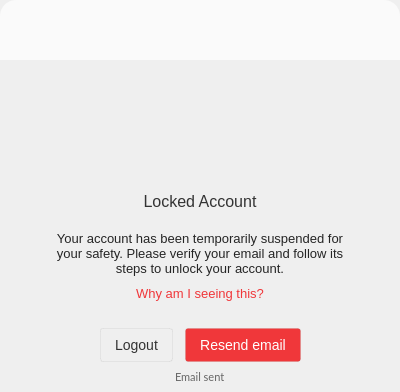
Old version of the form src/MEGASync/gui/macx/GuestWidget.ui in the repository meganz/MEGAsync.
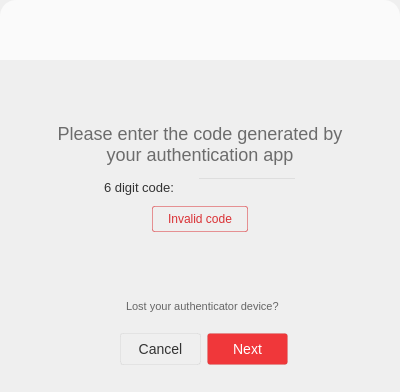
New version of the form. Icons and pictures are not drawn.

Commit message: [Feature] Improve login UX by integrating login 2FA dialog into login widget.

```diff
--- a/src/MEGASync/gui/macx/GuestWidget.ui
+++ b/src/MEGASync/gui/macx/GuestWidget.ui
@@ -41,11 +41,22 @@
  border-top-left-radius: 16px;
  border-top-right-radius: 16px;
 }
-#bMEGA, #bLogoLogging, #bLogoLogin, #bLogoSettingUp
+#bMEGA, #bLogoLogging, #bLogoLogin, #bLogoSettingUp, #bShield
 {
 	border: none;
 }
 
+#lError
+{
+    border: 1px solid rgba(218,49,53,0.5);
+    border-radius: 2px;
+    background-color: rgba(240,55,58,0.1);
+    padding: 6px 12px 6px 12px;
+    font-family: &quot;Lato&quot;;
+    font-size: 12px;
+    color:  #DA3135;
+}
+
 #bCreateAccount, #bForgotPassword
 {
 	border: none;
@@ -58,7 +69,7 @@
 	image: url(://images/tray_preferences_over_ico.png);
 }
 
-#lEmail, #lPassword
+#lEmail, #lPassword, #leCode
 {
      color:rgba(0, 0, 0, 0.4);
 	font-family: &quot;Lato&quot;;
@@ -73,6 +84,13 @@
   color:rgba(51, 51, 51, 0.7);
 }
 
+#lCode
+{
+    color: #333333;
+        font-family: &quot;Lato&quot;;
+        font-size: 13px;
+}
+
 #lDescLogin
 {
   font-family: &quot;Lato&quot;;
@@ -100,6 +118,13 @@
 	font-size: 16px;
 }
 
+#lLostAuthCode
+{
+    color: #666666;
+        font-family: &quot;Lato&quot;;
+        font-size: 11px;
+}
+
 #bLogin::focus, #bCancel::focus, #bLogin::default
 {
 color:white;
@@ -232,7 +257,7 @@
 </string>
      </property>
      <property name="currentIndex">
-      <number>3</number>
+      <number>5</number>
      </property>
      <widget class="QWidget" name="pLogin">
       <property name="minimumSize">
@@ -2016,6 +2041,567 @@
        </item>
       </layout>
      </widget>
+     <widget class="QWidget" name="pLogin2FA">
+      <property name="styleSheet">
+       <string notr="true">background: transparent;
+image: none;</string>
+      </property>
+      <layout class="QVBoxLayout" name="verticalLayout_16">
+       <item>
+        <widget class="QWidget" name="wHeader" native="true">
+         <property name="styleSheet">
+          <string notr="true">background: transparent;</string>
+         </property>
+         <layout class="QHBoxLayout" name="horizontalLayout">
+          <property name="leftMargin">
+           <number>0</number>
+          </property>
+          <property name="topMargin">
+           <number>0</number>
+          </property>
+          <property name="rightMargin">
+           <number>0</number>
+          </property>
+          <property name="bottomMargin">
+           <number>0</number>
+          </property>
+          <item>
+           <spacer name="horizontalSpacer_2">
+            <property name="orientation">
+             <enum>Qt::Horizontal</enum>
+            </property>
+            <property name="sizeHint" stdset="0">
+             <size>
+              <width>179</width>
+              <height>20</height>
+             </size>
+            </property>
+           </spacer>
+          </item>
+          <item>
+           <widget class="QPushButton" name="bShield">
+            <property name="minimumSize">
+             <size>
+              <width>48</width>
+              <height>48</height>
+             </size>
+            </property>
+            <property name="maximumSize">
+             <size>
+              <width>48</width>
+              <height>48</height>
+             </size>
+            </property>
+            <property name="focusPolicy">
+             <enum>Qt::NoFocus</enum>
+            </property>
+            <property name="text">
+             <string/>
+            </property>
+            <property name="icon">
+             <iconset>
+              <normalon>:/images/shield.png</normalon>
+             </iconset>
+            </property>
+            <property name="iconSize">
+             <size>
+              <width>48</width>
+              <height>48</height>
+             </size>
+            </property>
+           </widget>
+          </item>
+          <item>
+           <spacer name="horizontalSpacer_3">
+            <property name="orientation">
+             <enum>Qt::Horizontal</enum>
+            </property>
+            <property name="sizeHint" stdset="0">
+             <size>
+              <width>179</width>
+              <height>20</height>
+             </size>
+            </property>
+           </spacer>
+          </item>
+         </layout>
+        </widget>
+       </item>
+       <item>
+        <widget class="QWidget" name="wDesc" native="true">
+         <layout class="QHBoxLayout" name="horizontalLayout_3">
+          <property name="spacing">
+           <number>0</number>
+          </property>
+          <property name="leftMargin">
+           <number>30</number>
+          </property>
+          <property name="topMargin">
+           <number>0</number>
+          </property>
+          <property name="rightMargin">
+           <number>30</number>
+          </property>
+          <property name="bottomMargin">
+           <number>0</number>
+          </property>
+          <item>
+           <widget class="QLabel" name="lDesc">
+            <property name="text">
+             <string>Please enter the code generated by your authentication app</string>
+            </property>
+            <property name="alignment">
+             <set>Qt::AlignCenter</set>
+            </property>
+            <property name="wordWrap">
+             <bool>true</bool>
+            </property>
+           </widget>
+          </item>
+         </layout>
+        </widget>
+       </item>
+       <item>
+        <widget class="QWidget" name="w2FACode" native="true">
+         <layout class="QVBoxLayout" name="verticalLayout">
+          <property name="spacing">
+           <number>9</number>
+          </property>
+          <property name="leftMargin">
+           <number>0</number>
+          </property>
+          <property name="topMargin">
+           <number>4</number>
+          </property>
+          <property name="rightMargin">
+           <number>0</number>
+          </property>
+          <property name="bottomMargin">
+           <number>3</number>
+          </property>
+          <item>
+           <widget class="QWidget" name="wCode" native="true">
+            <property name="minimumSize">
+             <size>
+              <width>0</width>
+              <height>22</height>
+             </size>
+            </property>
+            <property name="maximumSize">
+             <size>
+              <width>16777215</width>
+              <height>22</height>
+             </size>
+            </property>
+            <layout class="QHBoxLayout" name="horizontalLayout_4">
+             <property name="spacing">
+              <number>23</number>
+             </property>
+             <property name="leftMargin">
+              <number>0</number>
+             </property>
+             <property name="topMargin">
+              <number>2</number>
+             </property>
+             <property name="rightMargin">
+              <number>0</number>
+             </property>
+             <property name="bottomMargin">
+              <number>0</number>
+             </property>
+             <item>
+              <spacer name="horizontalSpacer_6">
+               <property name="orientation">
+                <enum>Qt::Horizontal</enum>
+               </property>
+               <property name="sizeHint" stdset="0">
+                <size>
+                 <width>13</width>
+                 <height>20</height>
+                </size>
+               </property>
+              </spacer>
+             </item>
+             <item>
+              <widget class="QLabel" name="lCode">
+               <property name="sizePolicy">
+                <sizepolicy hsizetype="Fixed" vsizetype="Preferred">
+                 <horstretch>0</horstretch>
+                 <verstretch>0</verstretch>
+                </sizepolicy>
+               </property>
+               <property name="minimumSize">
+                <size>
+                 <width>0</width>
+                 <height>20</height>
+                </size>
+               </property>
+               <property name="maximumSize">
+                <size>
+                 <width>16777215</width>
+                 <height>20</height>
+                </size>
+               </property>
+               <property name="text">
+                <string>6 digit code:</string>
+               </property>
+               <property name="alignment">
+                <set>Qt::AlignLeading|Qt::AlignLeft|Qt::AlignVCenter</set>
+               </property>
+              </widget>
+             </item>
+             <item>
+              <widget class="QLineEdit" name="leCode">
+               <property name="minimumSize">
+                <size>
+                 <width>100</width>
+                 <height>20</height>
+                </size>
+               </property>
+               <property name="maximumSize">
+                <size>
+                 <width>100</width>
+                 <height>20</height>
+                </size>
+               </property>
+              </widget>
+             </item>
+             <item>
+              <spacer name="horizontalSpacer_7">
+               <property name="orientation">
+                <enum>Qt::Horizontal</enum>
+               </property>
+               <property name="sizeHint" stdset="0">
+                <size>
+                 <width>13</width>
+                 <height>20</height>
+                </size>
+               </property>
+              </spacer>
+             </item>
+            </layout>
+           </widget>
+          </item>
+          <item>
+           <widget class="QWidget" name="wError" native="true">
+            <property name="minimumSize">
+             <size>
+              <width>0</width>
+              <height>26</height>
+             </size>
+            </property>
+            <property name="maximumSize">
+             <size>
+              <width>16777215</width>
+              <height>26</height>
+             </size>
+            </property>
+            <layout class="QHBoxLayout" name="horizontalLayout_5">
+             <property name="spacing">
+              <number>0</number>
+             </property>
+             <property name="leftMargin">
+              <number>0</number>
+             </property>
+             <property name="topMargin">
+              <number>0</number>
+             </property>
+             <property name="rightMargin">
+              <number>0</number>
+             </property>
+             <property name="bottomMargin">
+              <number>0</number>
+             </property>
+             <item>
+              <spacer name="horizontalSpacer_4">
+               <property name="orientation">
+                <enum>Qt::Horizontal</enum>
+               </property>
+               <property name="sizeHint" stdset="0">
+                <size>
+                 <width>158</width>
+                 <height>20</height>
+                </size>
+               </property>
+              </spacer>
+             </item>
+             <item>
+              <widget class="QLabel" name="lError">
+               <property name="minimumSize">
+                <size>
+                 <width>0</width>
+                 <height>26</height>
+                </size>
+               </property>
+               <property name="maximumSize">
+                <size>
+                 <width>16777215</width>
+                 <height>26</height>
+                </size>
+               </property>
+               <property name="text">
+                <string>Invalid code</string>
+               </property>
+              </widget>
+             </item>
+             <item>
+              <spacer name="horizontalSpacer_5">
+               <property name="orientation">
+                <enum>Qt::Horizontal</enum>
+               </property>
+               <property name="sizeHint" stdset="0">
+                <size>
+                 <width>158</width>
+                 <height>20</height>
+                </size>
+               </property>
+              </spacer>
+             </item>
+            </layout>
+           </widget>
+          </item>
+         </layout>
+        </widget>
+       </item>
+       <item>
+        <spacer name="verticalSpacer_3">
+         <property name="orientation">
+          <enum>Qt::Vertical</enum>
+         </property>
+         <property name="sizeHint" stdset="0">
+          <size>
+           <width>20</width>
+           <height>40</height>
+          </size>
+         </property>
+        </spacer>
+       </item>
+       <item>
+        <layout class="QHBoxLayout" name="horizontalLayout_13">
+         <item>
+          <spacer name="horizontalSpacer_21">
+           <property name="orientation">
+            <enum>Qt::Horizontal</enum>
+           </property>
+           <property name="sizeHint" stdset="0">
+            <size>
+             <width>40</width>
+             <height>20</height>
+            </size>
+           </property>
+          </spacer>
+         </item>
+         <item>
+          <widget class="QPushButton" name="wHelp">
+           <property name="minimumSize">
+            <size>
+             <width>0</width>
+             <height>0</height>
+            </size>
+           </property>
+           <property name="maximumSize">
+            <size>
+             <width>16777215</width>
+             <height>16777215</height>
+            </size>
+           </property>
+           <property name="styleSheet">
+            <string notr="true">border: none;
+   </string>
+           </property>
+           <property name="text">
+            <string notr="true"/>
+           </property>
+           <property name="icon">
+            <iconset resource="../Resources_linux.qrc">
+             <normaloff>:/images/help_ico.png</normaloff>:/images/help_ico.png</iconset>
+           </property>
+           <property name="iconSize">
+            <size>
+             <width>24</width>
+             <height>24</height>
+            </size>
+           </property>
+          </widget>
+         </item>
+         <item>
+          <widget class="QLabel" name="lLostAuthCode">
+           <property name="sizePolicy">
+            <sizepolicy hsizetype="Fixed" vsizetype="Maximum">
+             <horstretch>0</horstretch>
+             <verstretch>0</verstretch>
+            </sizepolicy>
+           </property>
+           <property name="minimumSize">
+            <size>
+             <width>187</width>
+             <height>0</height>
+            </size>
+           </property>
+           <property name="cursor">
+            <cursorShape>PointingHandCursor</cursorShape>
+           </property>
+           <property name="text">
+            <string>Lost your authenticator device?</string>
+           </property>
+           <property name="textFormat">
+            <enum>Qt::RichText</enum>
+           </property>
+           <property name="alignment">
+            <set>Qt::AlignLeading|Qt::AlignLeft|Qt::AlignVCenter</set>
+           </property>
+           <property name="wordWrap">
+            <bool>true</bool>
+           </property>
+           <property name="openExternalLinks">
+            <bool>true</bool>
+           </property>
+           <property name="textInteractionFlags">
+            <set>Qt::TextBrowserInteraction</set>
+           </property>
+          </widget>
+         </item>
+         <item>
+          <spacer name="horizontalSpacer_16">
+           <property name="orientation">
+            <enum>Qt::Horizontal</enum>
+           </property>
+           <property name="sizeHint" stdset="0">
+            <size>
+             <width>40</width>
+             <height>20</height>
+            </size>
+           </property>
+          </spacer>
+         </item>
+        </layout>
+       </item>
+       <item>
+        <widget class="QWidget" name="bLayout" native="true">
+         <property name="minimumSize">
+          <size>
+           <width>0</width>
+           <height>60</height>
+          </size>
+         </property>
+         <property name="maximumSize">
+          <size>
+           <width>16777215</width>
+           <height>60</height>
+          </size>
+         </property>
+         <layout class="QHBoxLayout" name="horizontalLayout_2">
+          <property name="spacing">
+           <number>6</number>
+          </property>
+          <property name="leftMargin">
+           <number>32</number>
+          </property>
+          <property name="topMargin">
+           <number>10</number>
+          </property>
+          <property name="rightMargin">
+           <number>24</number>
+          </property>
+          <property name="bottomMargin">
+           <number>18</number>
+          </property>
+          <item>
+           <spacer name="horizontalSpacer">
+            <property name="orientation">
+             <enum>Qt::Horizontal</enum>
+            </property>
+            <property name="sizeHint" stdset="0">
+             <size>
+              <width>10</width>
+              <height>20</height>
+             </size>
+            </property>
+           </spacer>
+          </item>
+          <item>
+           <widget class="QPushButton" name="bLoging2FaCancel">
+            <property name="minimumSize">
+             <size>
+              <width>81</width>
+              <height>22</height>
+             </size>
+            </property>
+            <property name="cursor">
+             <cursorShape>PointingHandCursor</cursorShape>
+            </property>
+            <property name="styleSheet">
+             <string notr="true">#bLoging2FaCancel
+{
+background-color: qlineargradient(x1: 0, y1: 0, x2: 0, y2: 1,
+                               stop: 0 #ffffff, stop: 1 #fcfcfc);
+border-radius: 3px;
+border: 1px solid rgba(0, 0, 0, 5%);
+padding: 7px 14px 7px 14px;
+font-family: &quot;Lato&quot;;
+font-size: 14px;
+color: #333333;
+
+}</string>
+            </property>
+            <property name="text">
+             <string>Cancel</string>
+            </property>
+           </widget>
+          </item>
+          <item>
+           <widget class="QPushButton" name="bLogin2FaNext">
+            <property name="minimumSize">
+             <size>
+              <width>81</width>
+              <height>22</height>
+             </size>
+            </property>
+            <property name="cursor">
+             <cursorShape>PointingHandCursor</cursorShape>
+            </property>
+            <property name="styleSheet">
+             <string notr="true">#bLogin2FaNext
+{
+background-color: #F0373A;
+border-radius: 3px;
+border: 1px solid rgba(0, 0, 0, 5%);
+padding: 7px 14px 7px 14px;
+font-family: &quot;Lato&quot;;
+font-size: 14px;
+color: #ffffff;
+
+}</string>
+            </property>
+            <property name="text">
+             <string>Next</string>
+            </property>
+            <property name="autoDefault">
+             <bool>true</bool>
+            </property>
+            <property name="default">
+             <bool>true</bool>
+            </property>
+           </widget>
+          </item>
+          <item>
+           <spacer name="horizontalSpacer_15">
+            <property name="orientation">
+             <enum>Qt::Horizontal</enum>
+            </property>
+            <property name="sizeHint" stdset="0">
+             <size>
+              <width>10</width>
+              <height>20</height>
+             </size>
+            </property>
+           </spacer>
+          </item>
+         </layout>
+        </widget>
+       </item>
+      </layout>
+     </widget>
     </widget>
    </item>
   </layout>
```
Left out of the diff: 2 changed lines with no effect on the pictures. The commit also changes 4 other files.
